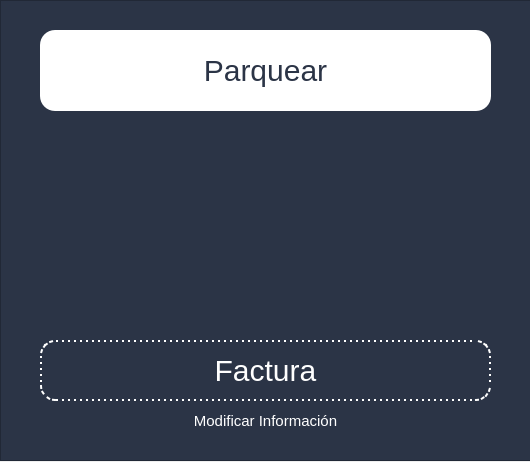
Simon010717/EasyParkingPy, file ui_py/opciones.ui: the form before one commit.
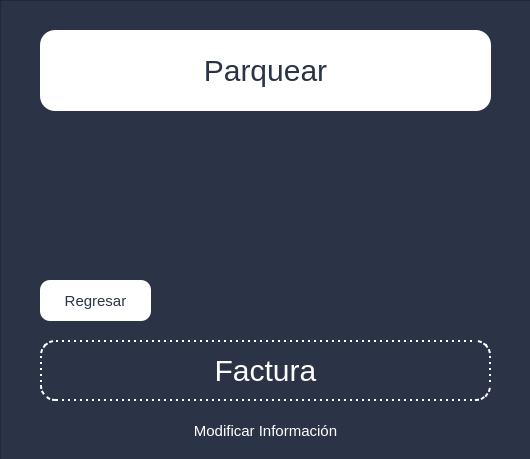
The form after the commit.

Patch:
```diff
--- a/ui_py/opciones.ui
+++ b/ui_py/opciones.ui
@@ -7,7 +7,7 @@
     <x>0</x>
     <y>0</y>
     <width>530</width>
-    <height>462</height>
+    <height>459</height>
    </rect>
   </property>
   <property name="windowTitle">
@@ -56,6 +56,23 @@
 color:#2B3446;
 border: none
 }
+#regresarButton{
+font-size:15px;
+border-radius: 10px;
+color: #2B3446;
+background:white;
+}
+
+#regresarButton:hover{
+background:transparent;
+color: white;
+border-color: white;
+border-radius: 10px;
+border-width: 2px;
+border-style: solid;
+}
+
+
 QLineEdit{
 background:transparent;
 color: white;
@@ -121,7 +138,7 @@
      <property name="geometry">
       <rect>
        <x>170</x>
-       <y>410</y>
+       <y>420</y>
        <width>191</width>
        <height>21</height>
       </rect>
@@ -130,6 +147,19 @@
       <string>Modificar Información</string>
      </property>
     </widget>
+    <widget class="QPushButton" name="regresarButton">
+     <property name="geometry">
+      <rect>
+       <x>40</x>
+       <y>280</y>
+       <width>111</width>
+       <height>41</height>
+      </rect>
+     </property>
+     <property name="text">
+      <string>Regresar</string>
+     </property>
+    </widget>
    </widget>
   </widget>
  </widget>
```
Left out of the diff: 4 changed lines with no effect on the pictures.
